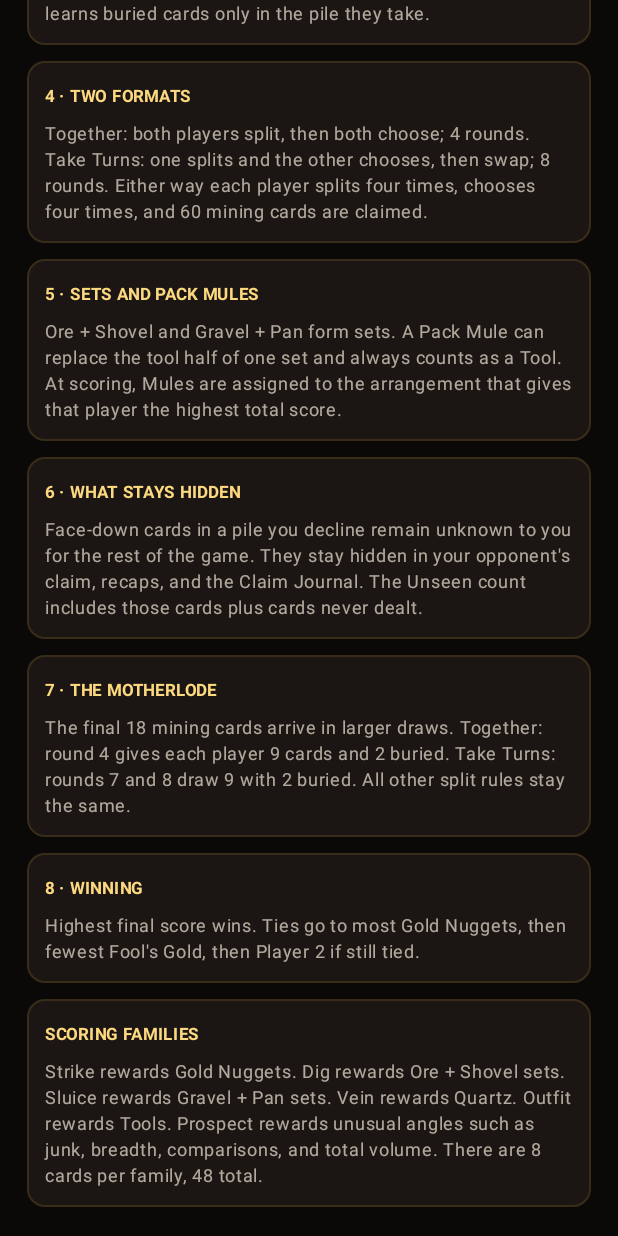
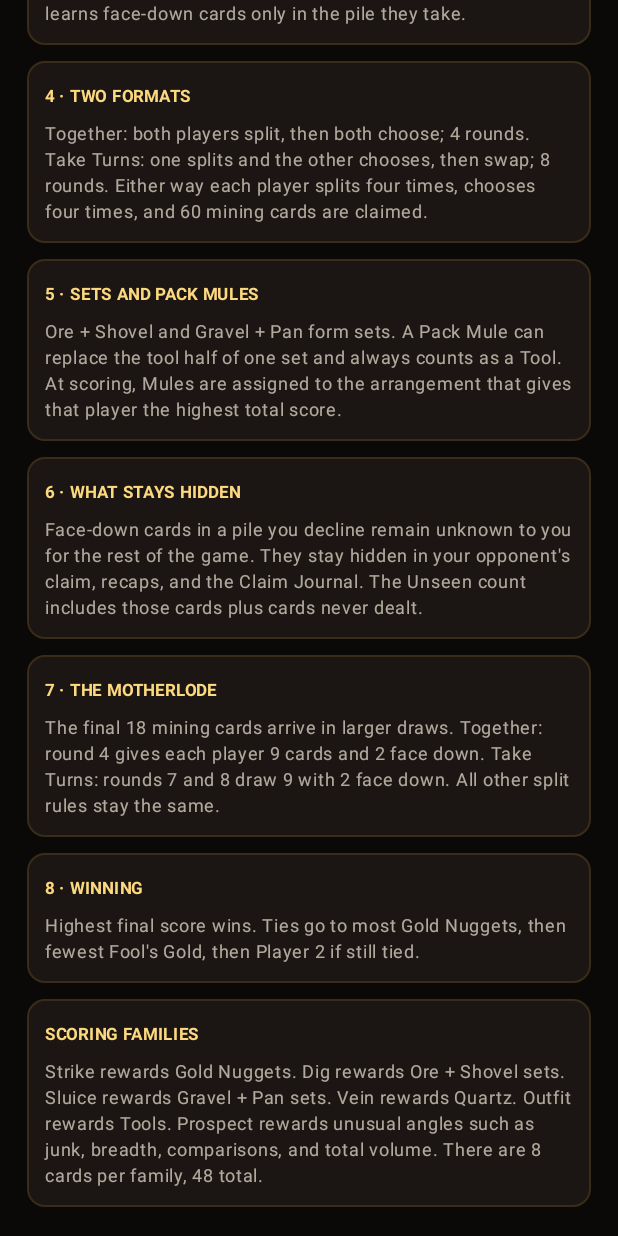
Before and after one commit to killjoy00/GoldRush, an Android app built with Jetpack Compose: the composable RulesScreen shown on its own in the app's theme, scrolled down 434 dp, on a phone screen of 412 x 824 dp. Run offline under Robolectric (Android 15) with nearby library versions, the phone set to English and light mode, and no system bars.

Commit message:
Standardize Android face-down terminology

```diff
--- a/Android/app/src/main/java/com/killjoy00/goldrush/ui/GoldRushApp.kt
+++ b/Android/app/src/main/java/com/killjoy00/goldrush/ui/GoldRushApp.kt
@@ -535,7 +535,7 @@ private fun handoffDetail(phase: Phase, round: Int): String = when (phase) {
     Phase.DRAFT -> "Your scoring-card pack is private until you finish this draft decision."
     Phase.DRAFT_DISCARD -> "Finish this older saved scoring-card draft privately."
     Phase.SPLIT -> "Round $round: your draw is private. Divide it into two piles before handing the phone over."
-    Phase.CHOOSE -> "Round $round: your opponent's split is locked. Choose a pile without seeing the buried cards."
+    Phase.CHOOSE -> "Round $round: your opponent's split is locked. Choose a pile without seeing the face-down cards."
     Phase.FINISHED -> "Scoring is ready."
 }
 
@@ -806,7 +806,7 @@ private fun SplitPhase(view: PlayerView, onAction: (Action) -> Unit) {
     }
 
     Text(
-        if (valid) "Legal split · ${faceDown.size}/$hiddenNeeded buried" else "Need two non-empty piles and exactly $hiddenNeeded buried.",
+        if (valid) "Legal split · ${faceDown.size}/$hiddenNeeded face down" else "Need two non-empty piles and exactly $hiddenNeeded face down.",
         color = if (valid) GoldRushColors.Gold else GoldRushColors.Danger,
         fontSize = 11.sp,
         fontWeight = FontWeight.SemiBold,
@@ -1053,7 +1053,7 @@ private fun RulesScreen(onBack: () -> Unit) {
         )
         RuleSection(
             "3 · PLAY A ROUND",
-            "Draw privately. Split every card between two non-empty piles. In a normal round turn exactly 1 card face down. Your opponent chooses a pile; you keep the other. A chooser learns buried cards only in the pile they take.",
+            "Draw privately. Split every card between two non-empty piles. In a normal round turn exactly 1 card face down. Your opponent chooses a pile; you keep the other. A chooser learns face-down cards only in the pile they take.",
         )
         RuleSection(
             "4 · TWO FORMATS",
@@ -1069,7 +1069,7 @@ private fun RulesScreen(onBack: () -> Unit) {
         )
         RuleSection(
             "7 · THE MOTHERLODE",
-            "The final 18 mining cards arrive in larger draws. Together: round 4 gives each player 9 cards and 2 buried. Take Turns: rounds 7 and 8 draw 9 with 2 buried. All other split rules stay the same.",
+            "The final 18 mining cards arrive in larger draws. Together: round 4 gives each player 9 cards and 2 face down. Take Turns: rounds 7 and 8 draw 9 with 2 face down. All other split rules stay the same.",
         )
         RuleSection(
             "8 · WINNING",
```
